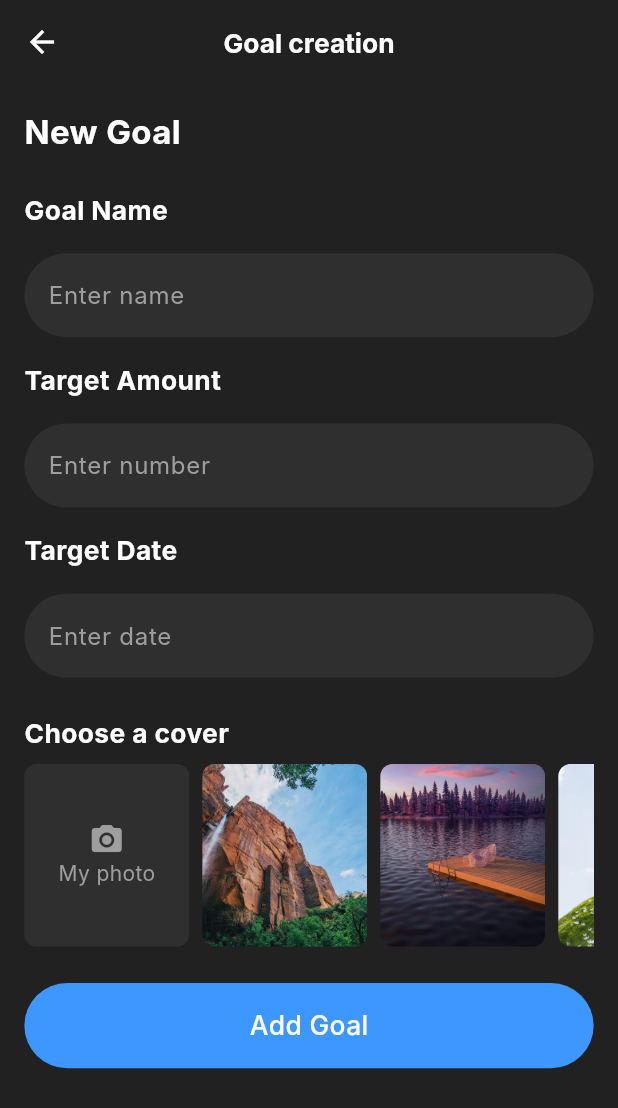
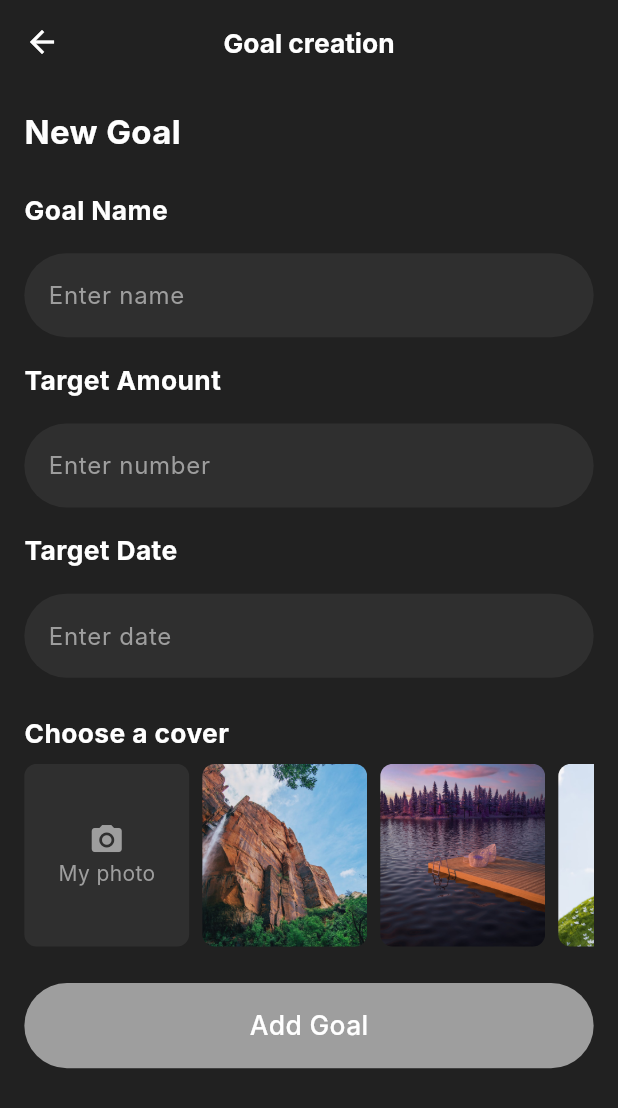
Before and after one commit to KurbanovAziz/future, a Flutter app: the GoalCreation screen opened directly, on a phone screen of 412 x 824 dp. Shown: the top 1108 px of the screen. Run offline on Flutter 3.47's test engine with Material 3 defaults, Android fonts, the phone set to English and light mode, and no system bars; our stand-ins replace device_info_plus, event_bus, floor, flutter_screenutil, flutter_svg, get_it and 5 more; missing offline and left inert: apphud; accounts and stored records are empty; generated files the repository leaves out were written again; Roboto replaces fonts that are missing (Inter).

Commit message:
fixed button

```diff
--- a/lib/trak/screens/goal_creation.dart
+++ b/lib/trak/screens/goal_creation.dart
@@ -155,6 +155,10 @@ class _GoalCreationState extends State<GoalCreation> {
 
   @override
   Widget build(BuildContext context) {
+    bool isButtonDisabled = _nameController.text.isEmpty ||
+        _amountController.text.isEmpty ||
+        _dateController.text.isEmpty;
+
     return Scaffold(
       appBar: AppBar(
         title: Text(
@@ -288,7 +292,9 @@ class _GoalCreationState extends State<GoalCreation> {
             SizedBox(
               width: double.infinity,
               child: GestureDetector(
-                onTap: () {
+                onTap: isButtonDisabled
+                    ? null
+                    : () {
                   _saveGoal();
                   Navigator.pop(context);
                 },
@@ -297,7 +303,7 @@ class _GoalCreationState extends State<GoalCreation> {
                   width: double.infinity,
                   decoration: BoxDecoration(
                     borderRadius: BorderRadius.circular(32.r),
-                    color: FsaColor.blue,
+                    color: isButtonDisabled ? Colors.grey : FsaColor.blue,
                   ),
                   child: Center(
                     child: Text(
@@ -305,7 +311,7 @@ class _GoalCreationState extends State<GoalCreation> {
                       style: TextStyle(
                         fontSize: 16.sp,
                         fontWeight: FontWeight.w500,
-                        color: FsaColor.white,
+                        color: isButtonDisabled ? Colors.white : FsaColor.white,
                       ),
                     ),
                   ),
@@ -317,6 +323,7 @@ class _GoalCreationState extends State<GoalCreation> {
       ),
     );
   }
+
 
   Widget _buildMyPhotoOption() {
     bool isSelected = _selectedImage != null && selectedImagePath == null;
```
